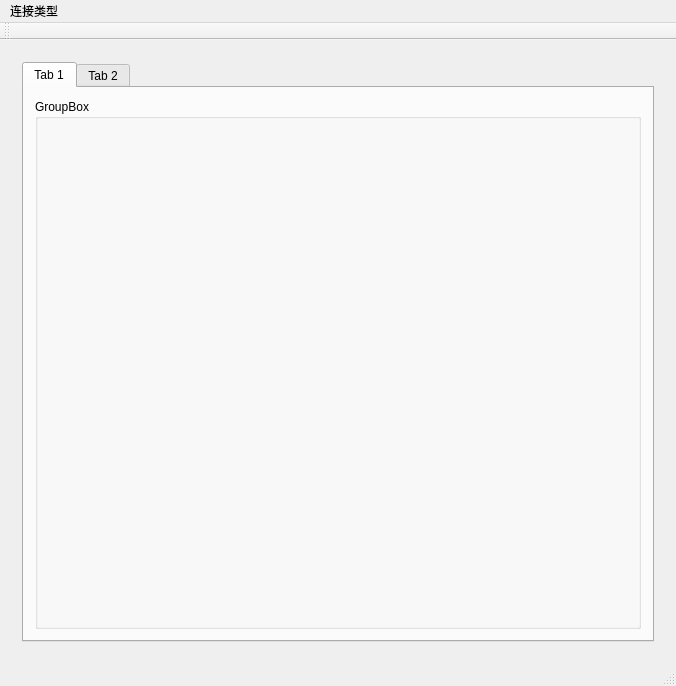
w809291634/QT_Creator_Study, file Qt_exp/tcp_udp/mainwindow.ui: the form before one commit.
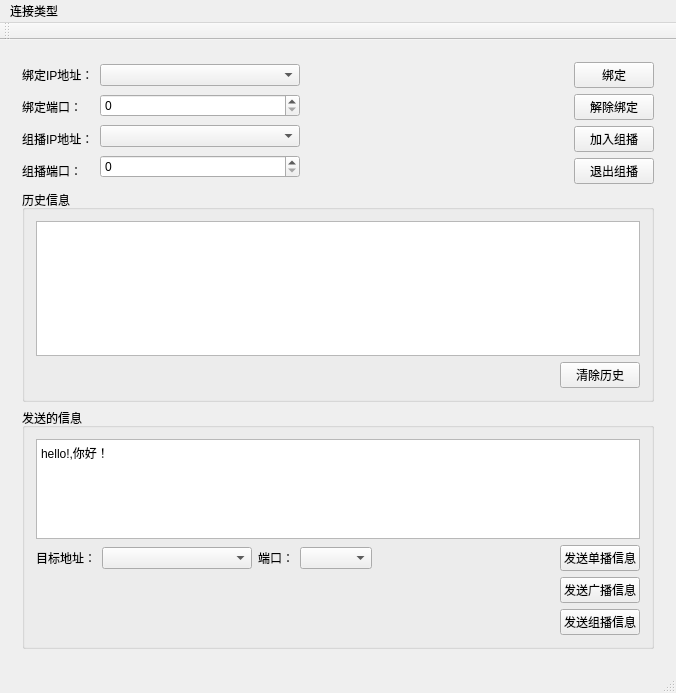
The form after the commit. The open tabs and pages were chosen to show the change.

What changed in the file:
```diff
--- a/Qt_exp/tcp_udp/mainwindow.ui
+++ b/Qt_exp/tcp_udp/mainwindow.ui
@@ -7,14 +7,14 @@
     <x>0</x>
     <y>0</y>
     <width>676</width>
-    <height>686</height>
+    <height>693</height>
    </rect>
   </property>
   <property name="windowTitle">
    <string>MainWindow</string>
   </property>
   <widget class="QWidget" name="centralWidget">
-   <layout class="QGridLayout" name="gridLayout">
+   <layout class="QGridLayout" name="gridLayout_10">
     <item row="0" column="0">
      <widget class="QStackedWidget" name="stackedWidget">
       <widget class="QWidget" name="tcp_widget">
@@ -498,39 +498,269 @@
       </widget>
       <widget class="QWidget" name="udp_widget">
        <layout class="QGridLayout" name="gridLayout_9">
+        <item row="1" column="0">
+         <widget class="QGroupBox" name="groupBox_9">
+          <property name="title">
+           <string>历史信息</string>
+          </property>
+          <layout class="QGridLayout" name="gridLayout_17">
+           <item row="0" column="0" colspan="2">
+            <widget class="QListWidget" name="udp_listWidget"/>
+           </item>
+           <item row="1" column="0">
+            <spacer name="horizontalSpacer_23">
+             <property name="orientation">
+              <enum>Qt::Horizontal</enum>
+             </property>
+             <property name="sizeHint" stdset="0">
+              <size>
+               <width>473</width>
+               <height>20</height>
+              </size>
+             </property>
+            </spacer>
+           </item>
+           <item row="1" column="1">
+            <widget class="QPushButton" name="udp_history_clear">
+             <property name="text">
+              <string>清除历史</string>
+             </property>
+            </widget>
+           </item>
+          </layout>
+         </widget>
+        </item>
         <item row="0" column="0">
-         <widget class="QTabWidget" name="tabWidget_2">
-          <property name="currentIndex">
-           <number>0</number>
-          </property>
-          <widget class="QWidget" name="tab">
-           <attribute name="title">
-            <string>Tab 1</string>
-           </attribute>
-           <layout class="QGridLayout" name="gridLayout_10">
-            <item row="0" column="0">
-             <widget class="QGroupBox" name="groupBox_5">
-              <property name="title">
-               <string>GroupBox</string>
+         <layout class="QHBoxLayout" name="horizontalLayout_3">
+          <item>
+           <layout class="QVBoxLayout" name="verticalLayout_2">
+            <item>
+             <widget class="QLabel" name="label_21">
+              <property name="text">
+               <string>绑定IP地址：</string>
               </property>
              </widget>
             </item>
+            <item>
+             <widget class="QLabel" name="label_19">
+              <property name="text">
+               <string>绑定端口：</string>
+              </property>
+             </widget>
+            </item>
+            <item>
+             <widget class="QLabel" name="label_23">
+              <property name="text">
+               <string>组播IP地址：</string>
+              </property>
+             </widget>
+            </item>
+            <item>
+             <widget class="QLabel" name="label_24">
+              <property name="text">
+               <string>组播端口：</string>
+              </property>
+             </widget>
+            </item>
            </layout>
-          </widget>
-          <widget class="QWidget" name="tab_2">
-           <attribute name="title">
-            <string>Tab 2</string>
-           </attribute>
-           <layout class="QGridLayout" name="gridLayout_11">
-            <item row="0" column="0">
-             <widget class="QGroupBox" name="groupBox_6">
-              <property name="title">
-               <string>GroupBox</string>
+          </item>
+          <item>
+           <layout class="QVBoxLayout" name="verticalLayout">
+            <item>
+             <widget class="QComboBox" name="udp_bind_ip_cbox">
+              <property name="minimumSize">
+               <size>
+                <width>200</width>
+                <height>0</height>
+               </size>
               </property>
              </widget>
             </item>
+            <item>
+             <widget class="QSpinBox" name="udp_bind_port_sbox"/>
+            </item>
+            <item>
+             <widget class="QComboBox" name="udp_group_ip_cbox"/>
+            </item>
+            <item>
+             <widget class="QSpinBox" name="udp_group_port_sbox"/>
+            </item>
            </layout>
-          </widget>
+          </item>
+          <item>
+           <spacer name="horizontalSpacer_13">
+            <property name="orientation">
+             <enum>Qt::Horizontal</enum>
+            </property>
+            <property name="sizeHint" stdset="0">
+             <size>
+              <width>40</width>
+              <height>20</height>
+             </size>
+            </property>
+           </spacer>
+          </item>
+          <item>
+           <layout class="QVBoxLayout" name="verticalLayout_3">
+            <item>
+             <widget class="QPushButton" name="udp_bind_btn">
+              <property name="text">
+               <string>绑定</string>
+              </property>
+             </widget>
+            </item>
+            <item>
+             <widget class="QPushButton" name="udp_unbind_btn">
+              <property name="text">
+               <string>解除绑定</string>
+              </property>
+             </widget>
+            </item>
+            <item>
+             <widget class="QPushButton" name="udp_join_multi_btn">
+              <property name="text">
+               <string>加入组播</string>
+              </property>
+             </widget>
+            </item>
+            <item>
+             <widget class="QPushButton" name="udp_leave_multi_btn">
+              <property name="text">
+               <string>退出组播</string>
+              </property>
+             </widget>
+            </item>
+           </layout>
+          </item>
+         </layout>
+        </item>
+        <item row="2" column="0">
+         <widget class="QGroupBox" name="groupBox_10">
+          <property name="sizePolicy">
+           <sizepolicy hsizetype="Preferred" vsizetype="Fixed">
+            <horstretch>0</horstretch>
+            <verstretch>0</verstretch>
+           </sizepolicy>
+          </property>
+          <property name="title">
+           <string>发送的信息</string>
+          </property>
+          <layout class="QGridLayout" name="gridLayout">
+           <item row="0" column="0" colspan="2">
+            <widget class="QTextEdit" name="udp_send_textEdit">
+             <property name="sizePolicy">
+              <sizepolicy hsizetype="Expanding" vsizetype="Expanding">
+               <horstretch>0</horstretch>
+               <verstretch>0</verstretch>
+              </sizepolicy>
+             </property>
+             <property name="maximumSize">
+              <size>
+               <width>16777215</width>
+               <height>100</height>
+              </size>
+             </property>
+             <property name="html">
+              <string>&lt;!DOCTYPE HTML PUBLIC &quot;-//W3C//DTD HTML 4.0//EN&quot; &quot;http://www.w3.org/TR/REC-html40/strict.dtd&quot;&gt;
+&lt;html&gt;&lt;head&gt;&lt;meta name=&quot;qrichtext&quot; content=&quot;1&quot; /&gt;&lt;style type=&quot;text/css&quot;&gt;
+p, li { white-space: pre-wrap; }
+&lt;/style&gt;&lt;/head&gt;&lt;body style=&quot; font-family:'SimSun'; font-size:9pt; font-weight:400; font-style:normal;&quot;&gt;
+&lt;p style=&quot; margin-top:0px; margin-bottom:0px; margin-left:0px; margin-right:0px; -qt-block-indent:0; text-indent:0px;&quot;&gt;hello!,你好！&lt;/p&gt;&lt;/body&gt;&lt;/html&gt;</string>
+             </property>
+            </widget>
+           </item>
+           <item row="1" column="0" colspan="2">
+            <layout class="QHBoxLayout" name="horizontalLayout_4">
+             <item>
+              <widget class="QLabel" name="label_20">
+               <property name="text">
+                <string>目标地址：</string>
+               </property>
+              </widget>
+             </item>
+             <item>
+              <widget class="QComboBox" name="udp_destination_ip_cbox">
+               <property name="minimumSize">
+                <size>
+                 <width>150</width>
+                 <height>0</height>
+                </size>
+               </property>
+              </widget>
+             </item>
+             <item>
+              <widget class="QLabel" name="label_25">
+               <property name="text">
+                <string>端口：</string>
+               </property>
+              </widget>
+             </item>
+             <item>
+              <widget class="QComboBox" name="udp_destination_port_cbox"/>
+             </item>
+             <item>
+              <spacer name="horizontalSpacer_12">
+               <property name="orientation">
+                <enum>Qt::Horizontal</enum>
+               </property>
+               <property name="sizeHint" stdset="0">
+                <size>
+                 <width>115</width>
+                 <height>20</height>
+                </size>
+               </property>
+              </spacer>
+             </item>
+             <item>
+              <widget class="QPushButton" name="udp_unicast_btn">
+               <property name="text">
+                <string>发送单播信息</string>
+               </property>
+              </widget>
+             </item>
+            </layout>
+           </item>
+           <item row="2" column="0">
+            <spacer name="horizontalSpacer_16">
+             <property name="orientation">
+              <enum>Qt::Horizontal</enum>
+             </property>
+             <property name="sizeHint" stdset="0">
+              <size>
+               <width>499</width>
+               <height>25</height>
+              </size>
+             </property>
+            </spacer>
+           </item>
+           <item row="2" column="1">
+            <widget class="QPushButton" name="udp_broadcast_btn">
+             <property name="text">
+              <string>发送广播信息</string>
+             </property>
+            </widget>
+           </item>
+           <item row="3" column="0">
+            <spacer name="horizontalSpacer_11">
+             <property name="orientation">
+              <enum>Qt::Horizontal</enum>
+             </property>
+             <property name="sizeHint" stdset="0">
+              <size>
+               <width>499</width>
+               <height>20</height>
+              </size>
+             </property>
+            </spacer>
+           </item>
+           <item row="3" column="1">
+            <widget class="QPushButton" name="udp_multicast_btn">
+             <property name="text">
+              <string>发送组播信息</string>
+             </property>
+            </widget>
+           </item>
+          </layout>
          </widget>
         </item>
        </layout>
```
Left out of the diff: 499 changed lines with no effect on the pictures.
